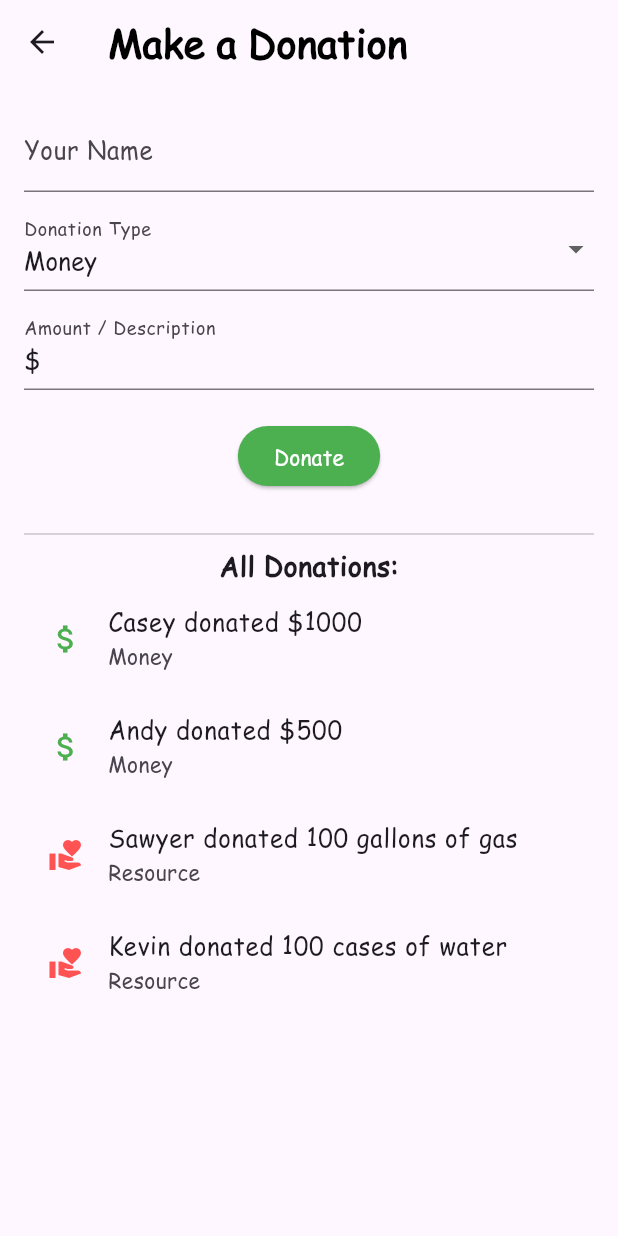
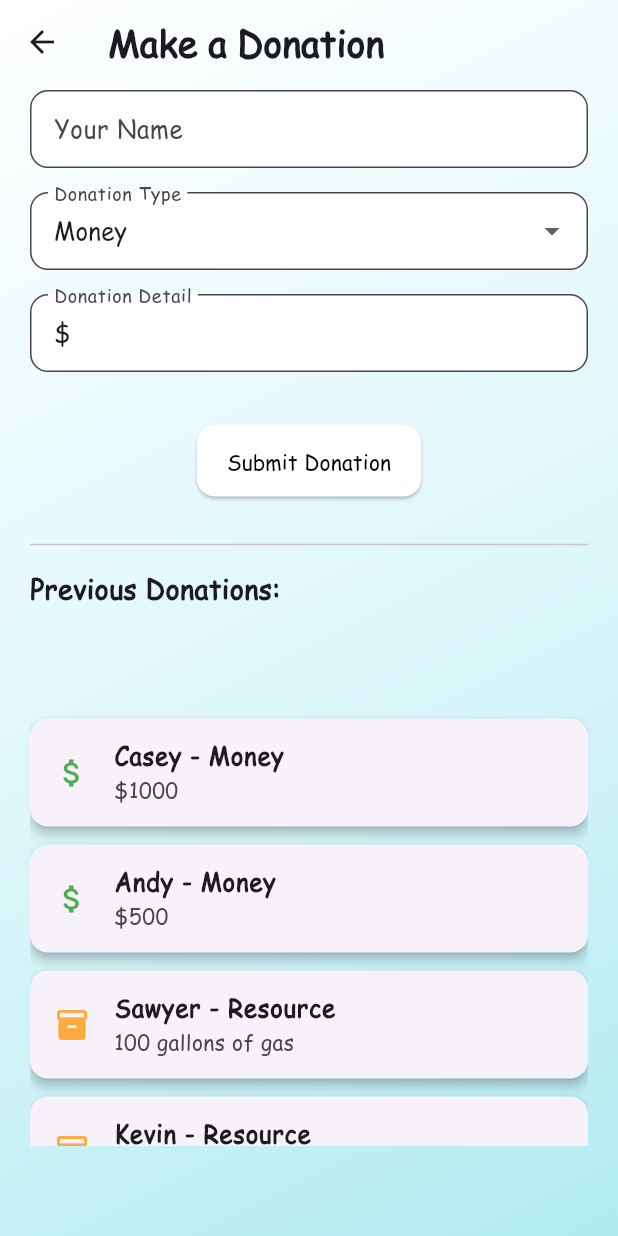
Before and after one commit to ceenguyen05/CS3354Project, a Flutter app: the DonationScreen screen opened directly, on a phone screen of 412 x 824 dp. Run offline on Flutter 3.47's test engine with Material 3 defaults, Android fonts, the phone set to English and light mode, and no system bars; our stand-ins replace geolocator.

Commit message:
improved donations UI and handling

```diff
--- a/code_1/lib/screens/donation_screen.dart
+++ b/code_1/lib/screens/donation_screen.dart
@@ -26,7 +26,7 @@ class _DonationScreenState extends State<DonationScreen> {
   void initState() {
     super.initState();
     _loadDonations();
-    _detailController.text = '\$'; // Start with $ by default since default type is Money
+    _detailController.text = '\$';
   }
 
   @override
@@ -81,73 +81,147 @@ class _DonationScreenState extends State<DonationScreen> {
 
   Icon _getDonationIcon(String type) {
     return Icon(
-      type == 'Money' ? Icons.attach_money : Icons.volunteer_activism,
-      color: type == 'Money' ? Colors.green : Colors.redAccent,
+      type == 'Money' ? Icons.attach_money : Icons.inventory,
+      color: type == 'Money' ? Colors.green : Colors.orangeAccent,
+    );
+  }
+
+  InputDecoration _inputDecoration(String label) {
+    return InputDecoration(
+      labelText: label,
+      filled: true,
+      fillColor: Colors.white,
+      contentPadding: const EdgeInsets.symmetric(horizontal: 12, vertical: 14),
+      border: OutlineInputBorder(borderRadius: BorderRadius.circular(12)),
+    );
+  }
+
+  ButtonStyle _buttonStyle() {
+    return ElevatedButton.styleFrom(
+      backgroundColor: Colors.white,
+      foregroundColor: Colors.black,
+      padding: const EdgeInsets.symmetric(horizontal: 20, vertical: 14),
+      shape: RoundedRectangleBorder(borderRadius: BorderRadius.circular(12)),
     );
   }
 
   @override
   Widget build(BuildContext context) {
     return Scaffold(
+      extendBodyBehindAppBar: true,
       appBar: AppBar(
         title: const Text(
           'Make a Donation',
-          style: TextStyle(fontSize: 26, fontWeight: FontWeight.bold, color: Colors.black),
+          style: TextStyle(fontSize: 24, fontWeight: FontWeight.bold),
+        ),
+        backgroundColor: Colors.transparent,
+        elevation: 0,
+      ),
+      body: Container(
+        decoration: const BoxDecoration(
+          gradient: LinearGradient(
+            begin: Alignment.topLeft,
+            end: Alignment.bottomRight,
+            colors: [
+              Color(0xFFFFFFFF),
+              Color(0xFFE0F7FA),
+              Color(0xFFB2EBF2),
+            ],
           ),
         ),
-      body: Padding(
-        padding: const EdgeInsets.all(16),
+        child: Padding(
+          padding: const EdgeInsets.symmetric(horizontal: 20, vertical: 60),
           child: Column(
+            crossAxisAlignment: CrossAxisAlignment.start,
             children: [
               Form(
                 key: _formKey,
                 child: Column(
                   children: [
                     TextFormField(
-                    decoration: const InputDecoration(labelText: "Your Name"),
-                    validator: (value) => value == null || value.isEmpty ? "Enter your name" : null,
-                    onSaved: (value) => _name = value!,
+                      decoration: _inputDecoration('Your Name'),
+                      onSaved: (value) => _name = value ?? '',
+                      validator: (value) => (value == null || value.isEmpty)
+                          ? 'Please enter your name'
+                          : null,
                     ),
-                  const SizedBox(height: 10),
+                    const SizedBox(height: 16),
                     DropdownButtonFormField<String>(
                       value: _type,
-                    items: ['Money', 'Resource'].map((type) {
-                      return DropdownMenuItem(value: type, child: Text(type));
-                    }).toList(),
+                      items: ['Money', 'Resources']
+                          .map(
+                            (type) => DropdownMenuItem(
+                              value: type,
+                              child: Text(type),
+                            ),
+                          )
+                          .toList(),
                       onChanged: _handleTypeChange,
-                    decoration: const InputDecoration(labelText: "Donation Type"),
+                      decoration: _inputDecoration('Donation Type'),
                     ),
-                  const SizedBox(height: 10),
+                    const SizedBox(height: 16),
                     TextFormField(
                       controller: _detailController,
-                    decoration: const InputDecoration(labelText: "Amount / Description"),
-                    validator: (value) => value == null || value.isEmpty ? "Enter a description" : null,
+                      decoration: _inputDecoration('Donation Detail'),
+                      onSaved: (value) => _detail = value ?? '',
+                      validator: (value) {
+                        if (value == null || value.isEmpty) {
+                          return 'Please provide detail for your donation';
+                        }
+
+                        // If type is Money, validate that it starts with "$" and has a number after it.
+                        if (_type == 'Money') {
+                          final regex = RegExp(r'^\$\d+(\.\d{1,2})?$'); // Match "$123" or "$123.45"
+                          if (!regex.hasMatch(value)) {
+                            return 'Please enter a valid amount';
+                          }
+                        }
+
+                        return null; // No errors
+                      },
                     ),
-                  const SizedBox(height: 20),
+                    const SizedBox(height: 35),
                     ElevatedButton(
                       onPressed: _submitDonation,
-                    // ignore: sort_child_properties_last
-                    child: const Text("Donate"),
-                    style: ElevatedButton.styleFrom(
-                      foregroundColor: Colors.white,
-                      backgroundColor: Colors.green,
-                    ),
+                      style: _buttonStyle(),
+                      child: const Text('Submit Donation'),
                     ),
                   ],
                 ),
               ),
-            const SizedBox(height: 20),
+              const SizedBox(height: 24),
               const Divider(),
-            const Text("All Donations:", style: TextStyle(fontSize: 18, fontWeight: FontWeight.bold)),
+              const Padding(
+                padding: EdgeInsets.only(top: 8.0, bottom: 4),
+                child: Text(
+                  "Previous Donations:",
+                  style: TextStyle(fontSize: 18, fontWeight: FontWeight.bold),
+                ),
+              ),
+              const SizedBox(height: 8),
               Expanded(
-              child: ListView.builder(
+                child: _donations.isEmpty
+                    ? const Center(child: Text('No donations yet.'))
+                    : ListView.builder(
                         itemCount: _donations.length,
                         itemBuilder: (context, index) {
-                  final d = _donations[index];
-                  return ListTile(
-                    leading: _getDonationIcon(d.type),
-                    title: Text("${d.name} donated ${d.detail}"),
-                    subtitle: Text(d.type),
+                          final donation = _donations[index];
+                          return Card(
+                            shape: RoundedRectangleBorder(
+                              borderRadius: BorderRadius.circular(12),
+                            ),
+                            elevation: 3,
+                            margin: const EdgeInsets.symmetric(vertical: 6),
+                            child: ListTile(
+                              leading: _getDonationIcon(donation.type),
+                              title: Text(
+                                '${donation.name} - ${donation.type}',
+                                style: const TextStyle(
+                                  fontWeight: FontWeight.bold,
+                                ),
+                              ),
+                              subtitle: Text(donation.detail),
+                            ),
                           );
                         },
                       ),
@@ -155,6 +229,7 @@ class _DonationScreenState extends State<DonationScreen> {
             ],
           ),
         ),
+      ),
     );
   }
 }
```
Also changed, not shown: 1 other file. Lines whose indentation alone changed are shown as unchanged.
